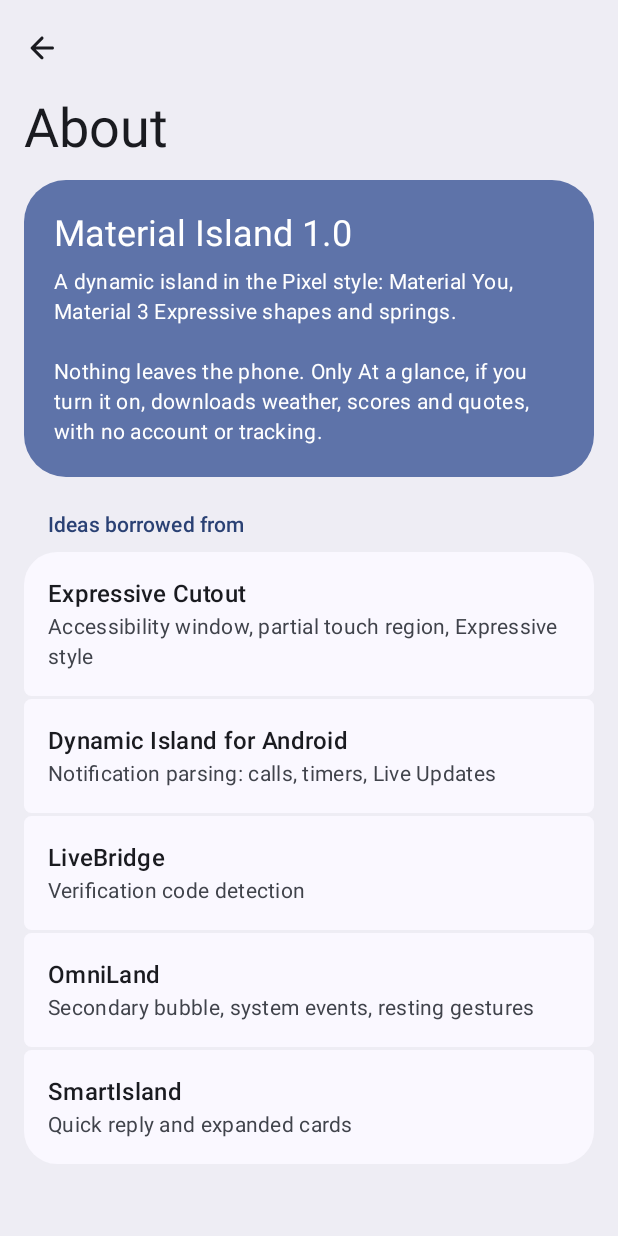
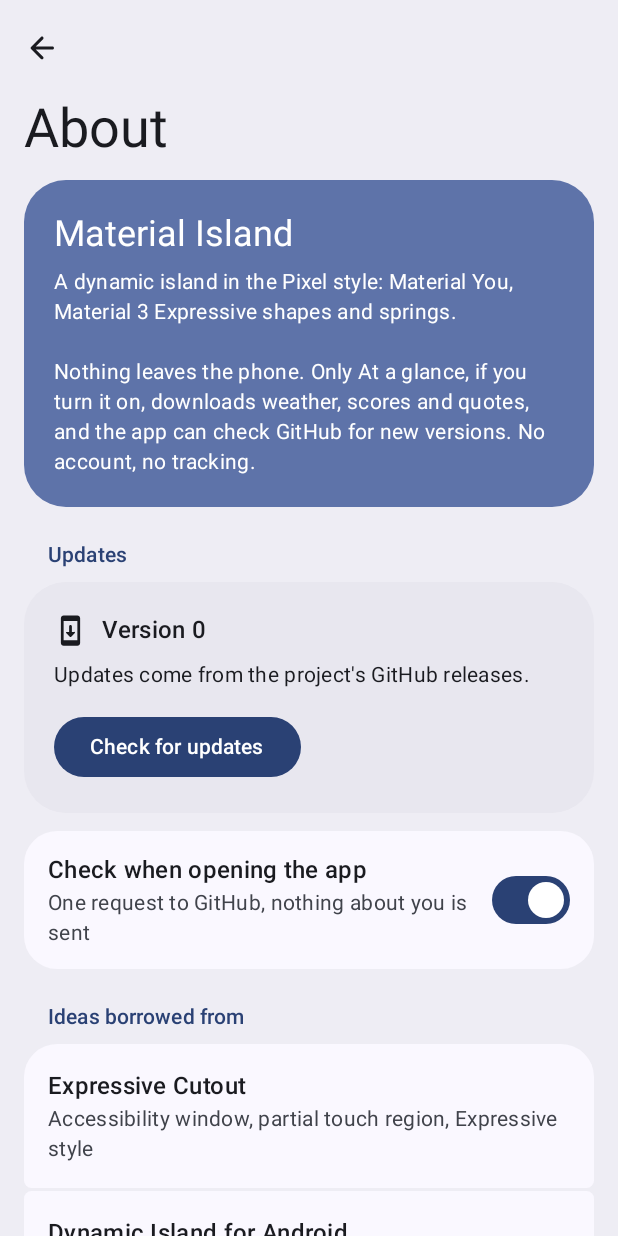
Before and after one commit to JotnarDev/material-island, an Android app built with Jetpack Compose: the composable AboutScreen shown on its own in the app's theme, on a phone screen of 412 x 824 dp. Run offline under Robolectric (Android 15) with nearby library versions, the phone set to English and light mode, and no system bars.

Commit message:
Actualizar desde la propia app: busca la última release en GitHub, descarga el APK, comprueba su SHA-256 y abre el instalador; versión 1.1.1
Co-Authored-By: Claude Opus 5.5 <noreply@anthropic.com>

```diff
--- a/app/build.gradle.kts
+++ b/app/build.gradle.kts
@@ -14,8 +14,8 @@ android {
         applicationId = "dev.jotnar.materialisland"
         minSdk = 31
         targetSdk = 36
-        versionCode = 3
-        versionName = "1.1.0"
+        versionCode = 4
+        versionName = "1.1.1"
     }
 
     buildTypes {
--- a/app/src/main/AndroidManifest.xml
+++ b/app/src/main/AndroidManifest.xml
@@ -4,6 +4,8 @@
     <!-- Internet solo para At a glance (clima, marcadores, bolsa), y solo si el usuario lo activa. -->
     <uses-permission android:name="android.permission.INTERNET" />
     <uses-permission android:name="android.permission.ACCESS_NETWORK_STATE" />
+    <!-- Actualizar desde la propia app (APK de las releases de GitHub). -->
+    <uses-permission android:name="android.permission.REQUEST_INSTALL_PACKAGES" />
     <!-- Opcional: "usar mi ubicación aproximada" para el clima. -->
     <uses-permission android:name="android.permission.ACCESS_COARSE_LOCATION" />
     <uses-permission android:name="android.permission.VIBRATE" />
@@ -28,6 +30,8 @@
         android:label="@string/app_name"
         android:enableOnBackInvokedCallback="true"
         android:theme="@style/Theme.MaterialIsland">
+
+        <receiver android:name=".core.InstallResultReceiver" android:exported="false" />
 
         <activity
             android:name=".ui.MainActivity"
--- a/app/src/main/java/dev/jotnar/materialisland/data/IslandSettings.kt
+++ b/app/src/main/java/dev/jotnar/materialisland/data/IslandSettings.kt
@@ -194,6 +194,9 @@ data class IslandSettings(
     /** Accesos de la tarjeta, en el orden en que se muestran. */
     val shortcuts: List<IdleAction> = IdleAction.defaultShortcuts,
 
+    /** Mirar si hay versión nueva al abrir la app (una consulta a GitHub). */
+    val autoUpdateCheck: Boolean = true,
+
     // ── At a glance (lo único que usa internet) ──────────────────────
     val glanceEnabled: Boolean = false,
     val glanceViews: List<GlanceView> = GlanceView.entries,
--- /dev/null
+++ b/app/src/main/java/dev/jotnar/materialisland/ui/Update.kt
@@ -0,0 +1,136 @@
+package dev.jotnar.materialisland.ui
+
+import android.content.Intent
+import android.net.Uri
+import android.provider.Settings
+import androidx.compose.animation.animateContentSize
+import androidx.compose.foundation.layout.Arrangement
+import androidx.compose.foundation.layout.Column
+import androidx.compose.foundation.layout.Row
+import androidx.compose.foundation.layout.Spacer
+import androidx.compose.foundation.layout.fillMaxWidth
+import androidx.compose.foundation.layout.height
+import androidx.compose.foundation.layout.padding
+import androidx.compose.foundation.layout.size
+import androidx.compose.foundation.layout.width
+import androidx.compose.foundation.shape.RoundedCornerShape
+import androidx.compose.material.icons.Icons
+import androidx.compose.material.icons.rounded.SystemUpdate
+import androidx.compose.material3.Button
+import androidx.compose.material3.Icon
+import androidx.compose.material3.LinearWavyProgressIndicator
+import androidx.compose.material3.MaterialTheme
+import androidx.compose.material3.Surface
+import androidx.compose.material3.Text
+import androidx.compose.material3.TextButton
+import androidx.compose.runtime.Composable
+import androidx.compose.runtime.getValue
+import androidx.compose.runtime.mutableStateOf
+import androidx.compose.runtime.remember
+import androidx.compose.runtime.rememberCoroutineScope
+import androidx.compose.runtime.setValue
+import androidx.compose.ui.Alignment
+import androidx.compose.ui.Modifier
+import androidx.compose.ui.platform.LocalContext
+import androidx.compose.ui.text.style.TextOverflow
+import androidx.compose.ui.unit.dp
+import androidx.lifecycle.Lifecycle
+import androidx.lifecycle.compose.LifecycleEventEffect
+import androidx.lifecycle.compose.collectAsStateWithLifecycle
+import dev.jotnar.materialisland.core.Updater
+import kotlinx.coroutines.launch
+
+/** Notas de la release en texto plano y cortas, para la tarjeta. */
+private fun shortNotes(md: String): String = md.lines()
+    .map { it.trim().removePrefix("###").removePrefix("- ").replace("**", "").replace("*", "").trim() }
+    .filter { it.isNotEmpty() && !it.equals("What's new", true) }
+    .take(4).joinToString("\n") { "• $it" }
+
+/**
+ * Tarjeta de actualización. Con [always] (pantalla About) se ve siempre y lleva el botón de comprobar;
+ * si no (inicio), solo aparece cuando hay algo que mostrar.
+ */
+@Composable
+fun UpdateCard(always: Boolean) {
+    val ctx = LocalContext.current
+    val scope = rememberCoroutineScope()
+    val state by Updater.state.collectAsStateWithLifecycle()
+    var canInstall by remember { mutableStateOf(Updater.canInstall(ctx)) }
+    LifecycleEventEffect(Lifecycle.Event.ON_RESUME) { canInstall = Updater.canInstall(ctx) }
+    val release = when (val st = state) {
+        is Updater.State.Available -> st.release
+        is Updater.State.Downloading -> st.release
+        is Updater.State.Installing -> st.release
+        is Updater.State.Failed -> st.release
+        else -> null
+    }
+    if (!always && release == null) return
+
+    Surface(
+        shape = RoundedCornerShape(28.dp),
+        color = if (release != null) MaterialTheme.colorScheme.tertiaryContainer else MaterialTheme.colorScheme.surfaceContainerHigh,
+        modifier = Modifier.fillMaxWidth().animateContentSize(),
+    ) {
+        Column(Modifier.padding(20.dp)) {
+            Row(verticalAlignment = Alignment.CenterVertically) {
+                Icon(Icons.Rounded.SystemUpdate, null, modifier = Modifier.size(22.dp))
+                Spacer(Modifier.width(10.dp))
+                Text(
+                    if (release != null) "Version ${release.version} is out" else "Version ${Updater.currentVersion(ctx)}",
+                    style = MaterialTheme.typography.titleMedium,
+                )
+            }
+            Spacer(Modifier.height(8.dp))
+            when (val st = state) {
+                is Updater.State.Checking -> Text("Checking…", style = MaterialTheme.typography.bodyMedium)
+                is Updater.State.UpToDate -> Text("You have the latest version.", style = MaterialTheme.typography.bodyMedium)
+                is Updater.State.Idle -> Text("Updates come from the project's GitHub releases.", style = MaterialTheme.typography.bodyMedium)
+                is Updater.State.Downloading -> {
+                    Text("Downloading… ${(st.progress * 100).toInt()}%", style = MaterialTheme.typography.bodyMedium)
+                    Spacer(Modifier.height(10.dp))
+                    LinearWavyProgressIndicator(progress = { st.progress }, modifier = Modifier.fillMaxWidth())
+                }
+                is Updater.State.Installing -> Text(
+                    "Confirm the update in the Android installer. The app closes and reopens updated; your settings are kept.",
+                    style = MaterialTheme.typography.bodyMedium,
+                )
+                is Updater.State.Failed -> Text(st.message, style = MaterialTheme.typography.bodyMedium, color = MaterialTheme.colorScheme.error)
+                is Updater.State.Available -> Text(
+                    shortNotes(st.release.notes), style = MaterialTheme.typography.bodyMedium, maxLines = 6, overflow = TextOverflow.Ellipsis,
+                )
+            }
+            Spacer(Modifier.height(14.dp))
+            Row(horizontalArrangement = Arrangement.spacedBy(8.dp), verticalAlignment = Alignment.CenterVertically) {
+                when {
+                    release != null && state !is Updater.State.Downloading && state !is Updater.State.Installing -> {
+                        if (!canInstall) {
+                            Button({
+                                ctx.startActivity(
+                                    Intent(Settings.ACTION_MANAGE_UNKNOWN_APP_SOURCES, Uri.parse("package:${ctx.packageName}"))
+                                        .addFlags(Intent.FLAG_ACTIVITY_NEW_TASK),
+                                )
+                            }) { Text("Allow updates") }
+                        } else {
+                            Button({ scope.launch { Updater.downloadAndInstall(ctx, release) } }) {
+                                Text(if (state is Updater.State.Failed) "Try again" else "Update")
+                            }
+                        }
+                        TextButton({ ctx.startActivity(Intent(Intent.ACTION_VIEW, Uri.parse(release.page)).addFlags(Intent.FLAG_ACTIVITY_NEW_TASK)) }) {
+                            Text("What's new")
+                        }
+                    }
+                    release == null && always -> Button(
+                        { scope.launch { Updater.check(ctx) } }, enabled = state !is Updater.State.Checking,
+                    ) { Text("Check for updates") }
+                }
+            }
+            if (release != null && !canInstall && state !is Updater.State.Downloading) {
+                Spacer(Modifier.height(8.dp))
+                Text(
+                    "Android asks once to let Material Island install its own updates. Turn on \"Allow from this source\" and come back.",
+                    style = MaterialTheme.typography.bodySmall,
+                )
+            }
+        }
+    }
+}
--- a/app/src/main/java/dev/jotnar/materialisland/ui/screens/Screens.kt
+++ b/app/src/main/java/dev/jotnar/materialisland/ui/screens/Screens.kt
@@ -423,15 +423,24 @@ fun AboutScreen(onBack: () -> Unit) {
     SettingsScaffold("About", onBack) {
         Surface(shape = RoundedCornerShape(28.dp), color = MaterialTheme.colorScheme.primaryContainer) {
             Column(Modifier.fillMaxWidth().padding(20.dp)) {
-                Text("Material Island 1.0", style = MaterialTheme.typography.headlineSmall)
+                Text("Material Island", style = MaterialTheme.typography.headlineSmall)
                 Spacer(Modifier.height(6.dp))
                 Text(
                     "A dynamic island in the Pixel style: Material You, Material 3 Expressive shapes and springs.\n\n" +
-                        "Nothing leaves the phone. Only At a glance, if you turn it on, downloads weather, scores and quotes, with no account or tracking.",
+                        "Nothing leaves the phone. Only At a glance, if you turn it on, downloads weather, scores and quotes, and the app can check GitHub for new versions. No account, no tracking.",
                     style = MaterialTheme.typography.bodyMedium,
                 )
             }
         }
+        GroupTitle("Updates")
+        dev.jotnar.materialisland.ui.UpdateCard(always = true)
+        Spacer(Modifier.height(12.dp))
+        val st = settings()
+        Group({
+            SwitchRow("Check when opening the app", st.autoUpdateCheck, "One request to GitHub, nothing about you is sent") { v ->
+                set { it.copy(autoUpdateCheck = v) }
+            }
+        })
         GroupTitle("Ideas borrowed from")
         Group(
             { Credit("Expressive Cutout", "Accessibility window, partial touch region, Expressive style") },
```
Also changed, not shown: app/src/main/java/dev/jotnar/materialisland/core/Updater.kt (added, +184 -0 lines), app/src/main/java/dev/jotnar/materialisland/ui/MainActivity.kt (+11 -0 lines), 2 other files.
